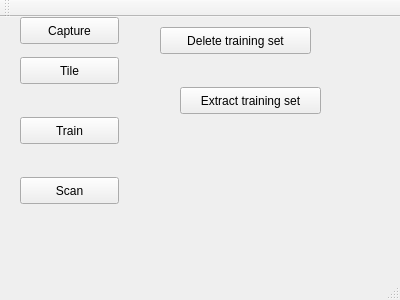
First picture: the form in AI-machine_learning/SimpleNNTrainer/mainwindow.ui, repository andrasigneczi/TravelOptimiser, before the edit.
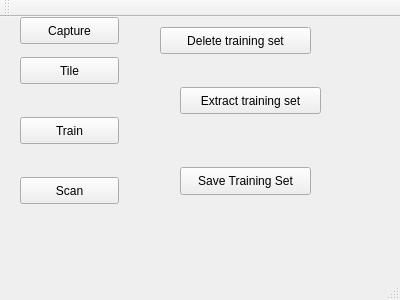
Second picture: the form after the edit.

Diff of the .ui file:
```diff
--- a/AI-machine_learning/SimpleNNTrainer/mainwindow.ui
+++ b/AI-machine_learning/SimpleNNTrainer/mainwindow.ui
@@ -92,6 +92,19 @@
      <string>Extract training set</string>
     </property>
    </widget>
+   <widget class="QPushButton" name="pushButton_7">
+    <property name="geometry">
+     <rect>
+      <x>180</x>
+      <y>150</y>
+      <width>131</width>
+      <height>28</height>
+     </rect>
+    </property>
+    <property name="text">
+     <string>Save Training Set</string>
+    </property>
+   </widget>
   </widget>
   <widget class="QMenuBar" name="menuBar">
    <property name="geometry">
```
Left out of the diff: 2 changed lines with no effect on the pictures.
